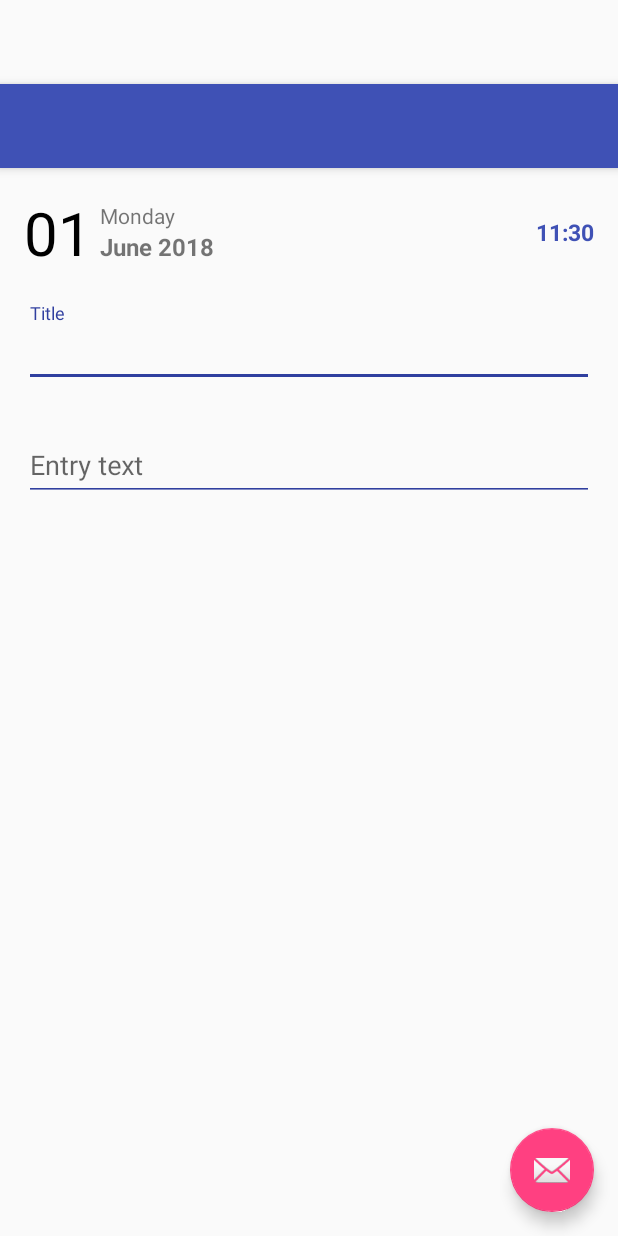
After one commit to Tourenathan-G5organisation/My-Journal, an Android app: the layout activity_edit.xml on its own in the app's theme, with its tools: preview values and no code run, on a phone screen of 412 x 824 dp. The commit adds this screen. Run offline under Robolectric (Android 15) with nearby library versions, the phone set to English and light mode, and no system bars.

Commit message:
Added the EditActivity which will be used to add a new entry and modify existing

```diff
--- a/app/src/main/java/com/toure/myjournal/DetailActivityFragment.java
+++ b/app/src/main/java/com/toure/myjournal/DetailActivityFragment.java
@@ -1,5 +1,6 @@
 package com.toure.myjournal;
 
+import android.content.Intent;
 import android.os.Bundle;
 import android.support.annotation.Nullable;
 import android.support.v4.app.Fragment;
@@ -37,6 +38,11 @@ public class DetailActivityFragment extends Fragment {
 
     @Override
     public boolean onOptionsItemSelected(MenuItem item) {
+        int id = item.getItemId();
+        if (id == R.id.action_edit) {
+            Intent intent = new Intent(getActivity(), EditActivity.class);
+            startActivity(intent);
+        }
         return super.onOptionsItemSelected(item);
     }
 }
--- /dev/null
+++ b/app/src/main/java/com/toure/myjournal/EditActivityFragment.java
@@ -0,0 +1,137 @@
+package com.toure.myjournal;
+
+import android.app.DatePickerDialog;
+import android.app.TimePickerDialog;
+import android.os.Bundle;
+import android.support.annotation.Nullable;
+import android.support.v4.app.Fragment;
+import android.view.LayoutInflater;
+import android.view.MenuItem;
+import android.view.View;
+import android.view.ViewGroup;
+import android.widget.DatePicker;
+import android.widget.TextView;
+import android.widget.TimePicker;
+
+import java.util.Calendar;
+import java.util.Date;
+import java.util.Locale;
+
+/**
+ * A placeholder fragment containing a simple view.
+ */
+public class EditActivityFragment extends Fragment implements DatePickerDialog.OnDateSetListener {
+
+    TextView timeTextView;
+    TextView dayOfWeekTextview;
+    TextView dayOfMonthTextview;
+    TextView monthYearTextview;
+    Calendar mNoteDate;
+
+    public EditActivityFragment() {
+        mNoteDate = Calendar.getInstance();
+    }
+
+    @Override
+    public View onCreateView(LayoutInflater inflater, ViewGroup container,
+                             Bundle savedInstanceState) {
+        View view = inflater.inflate(R.layout.fragment_edit, container, false);
+        timeTextView = view.findViewById(R.id.time_textview);
+        dayOfWeekTextview = view.findViewById(R.id.calendar_week_day);
+        dayOfMonthTextview = view.findViewById(R.id.calendar_month_day);
+        monthYearTextview = view.findViewById(R.id.calendar_month_and_year);
+        return view;
+    }
+
+    @Override
+    public void onCreate(@Nullable Bundle savedInstanceState) {
+        super.onCreate(savedInstanceState);
+        setHasOptionsMenu(true);
+    }
+
+    @Override
+    public void onActivityCreated(@Nullable Bundle savedInstanceState) {
+        super.onActivityCreated(savedInstanceState);
+        dayOfWeekTextview.setOnClickListener(new View.OnClickListener() {
+            @Override
+            public void onClick(View view) {
+                getDatePickerDialog();
+            }
+        });
+        dayOfMonthTextview.setOnClickListener(new View.OnClickListener() {
+            @Override
+            public void onClick(View view) {
+                getDatePickerDialog();
+            }
+        });
+        monthYearTextview.setOnClickListener(new View.OnClickListener() {
+            @Override
+            public void onClick(View view) {
+                getDatePickerDialog();
+            }
+        });
+        timeTextView.setOnClickListener(new View.OnClickListener() {
+            @Override
+            public void onClick(View view) {
+                getTimePickerDialog();
+            }
+        });
+    }
+
+    @Override
+    public boolean onOptionsItemSelected(MenuItem item) {
+        return super.onOptionsItemSelected(item);
+    }
+
+
+    @Override
+    public void onDateSet(DatePicker datePicker, int year, int monthOfYear, int dayOfMonth) {
+        mNoteDate.set(year, monthOfYear, dayOfMonth);
+        setSelectedDate();
+    }
+
+    /**
+     * Build and display a date picker dialog
+     */
+    void getDatePickerDialog() {
+        Calendar currentDate = Calendar.getInstance();
+        DatePickerDialog datePickerDialog = new DatePickerDialog(getActivity(), this, currentDate.get(Calendar.YEAR),
+                currentDate.get(Calendar.MONTH), currentDate.get(Calendar.DAY_OF_MONTH));
+        datePickerDialog.show();
+
+    }
+
+    /**
+     * Get the time picker dialog
+     */
+    void getTimePickerDialog() {
+        Date d = new Date();
+        Calendar currentTime = Calendar.getInstance();
+        TimePickerDialog timePickerDialog = new TimePickerDialog(getActivity(), new TimePickerDialog.OnTimeSetListener() {
+            @Override
+            public void onTimeSet(TimePicker timePicker, int selectedHour, int selectedMinute) {
+                mNoteDate.set(Calendar.HOUR_OF_DAY, selectedHour);
+                mNoteDate.set(Calendar.MINUTE, selectedHour);
+                mNoteDate.set(Calendar.SECOND, 0);
+                timeTextView.setText(String.format("%02d:%02d", selectedHour, selectedMinute));
+
+            }
+        }, currentTime.get(Calendar.HOUR_OF_DAY), currentTime.get(Calendar.MINUTE), true);
+        timePickerDialog.setTitle("Select Time");
+        timePickerDialog.show();
+
+    }
+
+    void setSelectedDate() {
+        dayOfWeekTextview.setText(mNoteDate.getDisplayName(Calendar.DAY_OF_WEEK, Calendar.LONG, Locale.getDefault()));
+        dayOfMonthTextview.setText(String.valueOf(mNoteDate.get(Calendar.DAY_OF_MONTH)));
+        monthYearTextview.setText(String.format("%s %d",
+                mNoteDate.getDisplayName(Calendar.MONTH, Calendar.LONG, Locale.getDefault()),
+                mNoteDate.get(Calendar.YEAR)));
+
+    }
+
+    void setSelectedTime() {
+
+    }
+}
--- a/app/src/main/java/com/toure/myjournal/util/Utility.java
+++ b/app/src/main/java/com/toure/myjournal/util/Utility.java
@@ -28,4 +28,6 @@ public class Utility {
         NetworkInfo netInfo = cm.getActiveNetworkInfo();
         return netInfo != null && netInfo.isConnectedOrConnecting();
     }
+
+
 }
--- /dev/null
+++ b/app/src/main/res/layout/activity_edit.xml
@@ -0,0 +1,34 @@
+<?xml version="1.0" encoding="utf-8"?>
+<android.support.design.widget.CoordinatorLayout xmlns:android="http://schemas.android.com/apk/res/android"
+    xmlns:app="http://schemas.android.com/apk/res-auto"
+    xmlns:tools="http://schemas.android.com/tools"
+    android:layout_width="match_parent"
+    android:layout_height="match_parent"
+    android:fitsSystemWindows="true"
+    tools:context="com.toure.myjournal.EditActivity">
+
+    <android.support.design.widget.AppBarLayout
+        android:layout_width="match_parent"
+        android:layout_height="wrap_content"
+        android:theme="@style/AppTheme.AppBarOverlay">
+
+        <android.support.v7.widget.Toolbar
+            android:id="@+id/toolbar"
+            android:layout_width="match_parent"
+            android:layout_height="?attr/actionBarSize"
+            android:background="?attr/colorPrimary"
+            app:popupTheme="@style/AppTheme.PopupOverlay" />
+
+    </android.support.design.widget.AppBarLayout>
+
+    <include layout="@layout/content_edit" />
+
+    <android.support.design.widget.FloatingActionButton
+        android:id="@+id/fab"
+        android:layout_width="wrap_content"
+        android:layout_height="wrap_content"
+        android:layout_gravity="bottom|end"
+        android:layout_margin="@dimen/fab_margin"
+        android:src="@android:drawable/ic_dialog_email" />
+
+</android.support.design.widget.CoordinatorLayout>
--- /dev/null
+++ b/app/src/main/res/layout/fragment_edit.xml
@@ -0,0 +1,110 @@
+<ScrollView xmlns:android="http://schemas.android.com/apk/res/android"
+    xmlns:tools="http://schemas.android.com/tools"
+    android:layout_width="match_parent"
+    android:layout_height="match_parent"
+    android:paddingBottom="@dimen/activity_vertical_margin"
+    android:paddingLeft="@dimen/activity_horizontal_margin"
+    android:paddingRight="@dimen/activity_horizontal_margin"
+    android:paddingTop="@dimen/activity_vertical_margin"
+    tools:context="com.toure.myjournal.EditActivityFragment"
+    tools:showIn="@layout/activity_edit">
+
+    <LinearLayout
+        android:layout_width="match_parent"
+        android:layout_height="match_parent"
+        android:orientation="vertical">
+
+        <LinearLayout
+            android:layout_width="match_parent"
+            android:layout_height="wrap_content"
+            android:orientation="horizontal">
+
+            <TextView
+                android:layout_width="wrap_content"
+                android:layout_height="wrap_content"
+                android:text="01"
+                android:textSize="40sp"
+                android:layout_gravity="center_vertical"
+                android:layout_marginRight="5dp"
+                android:textColor="@color/colorBlack"
+                android:id="@+id/calendar_month_day" />
+
+            <LinearLayout
+                android:layout_width="wrap_content"
+                android:layout_height="wrap_content"
+                android:orientation="vertical"
+                android:layout_weight="1"
+                android:layout_gravity="center_vertical">
+
+                <TextView
+                    android:layout_width="wrap_content"
+                    android:layout_height="wrap_content"
+                    android:text="Monday"
+                    android:textSize="14sp"
+                    android:id="@+id/calendar_week_day" />
+
+                <TextView
+                    android:layout_width="wrap_content"
+                    android:layout_height="wrap_content"
+                    android:text="June 2018"
+                    android:textStyle="bold"
+                    android:textSize="16sp"
+                    android:id="@+id/calendar_month_and_year" />
+
+            </LinearLayout>
+
+            <TextView
+                android:layout_width="wrap_content"
+                android:layout_height="wrap_content"
+                android:id="@+id/time_textview"
+                android:text="11:30"
+                android:textSize="15sp"
+                android:layout_gravity="end|center_vertical|right"
+                android:textColor="@color/colorPrimary"
+                android:textStyle="bold" />
+
+        </LinearLayout>
+
+        <LinearLayout
+            android:layout_width="match_parent"
+            android:layout_height="wrap_content"
+            android:orientation="vertical"
+            android:layout_marginTop="20dp">
+
+            <android.support.design.widget.TextInputLayout
+                android:id="@+id/input_layout_title"
+                android:layout_width="match_parent"
+                android:layout_height="wrap_content">
+
+                <EditText
+                    android:id="@+id/input_title"
+                    android:layout_width="match_parent"
+                    android:layout_height="wrap_content"
+                    android:hint="@string/hint_title"
+                    android:maxLines="2"
+                    android:maxEms="2"
+                    android:maxLength="72" />
+
+            </android.support.design.widget.TextInputLayout>
+
+            <android.support.design.widget.TextInputLayout
+                android:id="@+id/input_layout_content"
+                android:layout_width="match_parent"
+                android:layout_height="wrap_content"
+                android:layout_marginTop="20dp">
+
+                <EditText
+                    android:id="@+id/input_content"
+                    android:layout_width="match_parent"
+                    android:layout_height="wrap_content"
+                    android:hint="@string/hint_content"
+                    android:inputType="text|textMultiLine"
+                    android:overScrollMode="always"
+                    android:scrollbarStyle="insideInset"
+                    android:scrollbars="vertical" />
+
+            </android.support.design.widget.TextInputLayout>
+
+        </LinearLayout>
+    </LinearLayout>
+</ScrollView>
--- a/app/src/main/res/values/strings.xml
+++ b/app/src/main/res/values/strings.xml
@@ -9,7 +9,11 @@
     <string name="action_settings">Settings</string>
     <string name="action_edit">Edit</string>
     <string name="action_delete">Delete</string>
+    <string name="action_done">Save</string>
+    <string name="hint_title">Title</string>
+    <string name="hint_content">Entry text</string>
 
     <!-- TODO: Remove or change this placeholder text -->
     <string name="hello_blank_fragment">Hello blank fragment</string>
+    <string name="title_activity_edit">Write</string>
 </resources>
```
Also changed, not shown: app/src/main/AndroidManifest.xml (+9 -0 lines), app/src/main/java/com/toure/myjournal/EditActivity.java (added, +38 -0 lines), app/src/main/res/layout/content_edit.xml (added, +9 -0 lines), app/src/main/res/menu/menu_edit.xml (added, +17 -0 lines).
